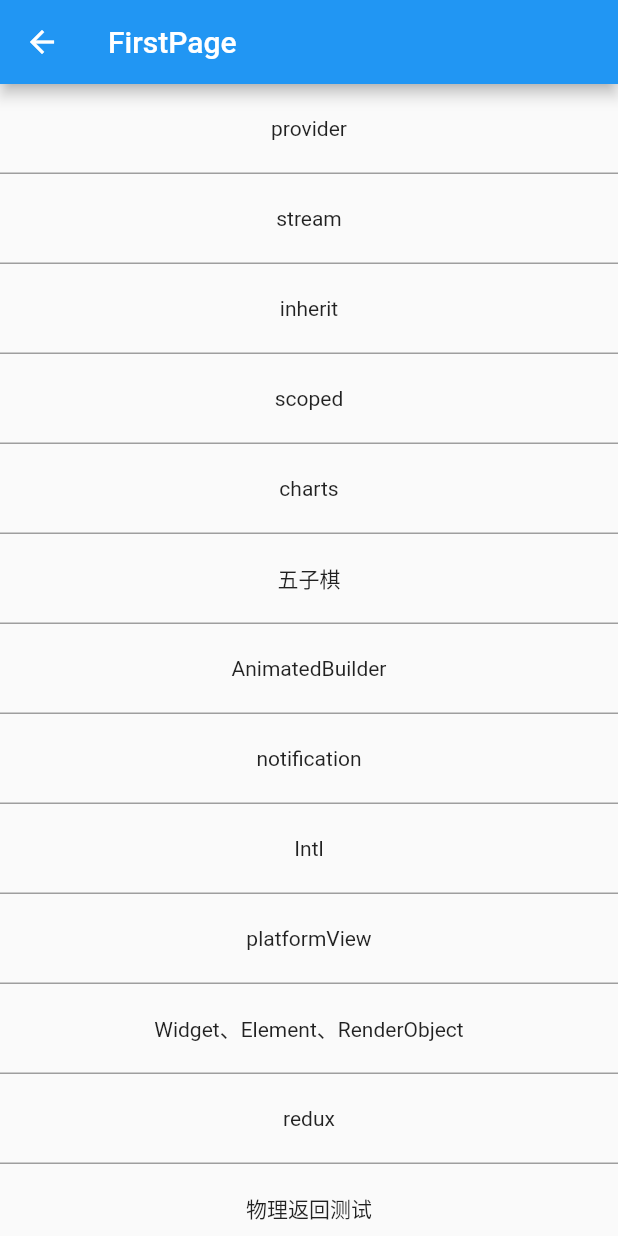
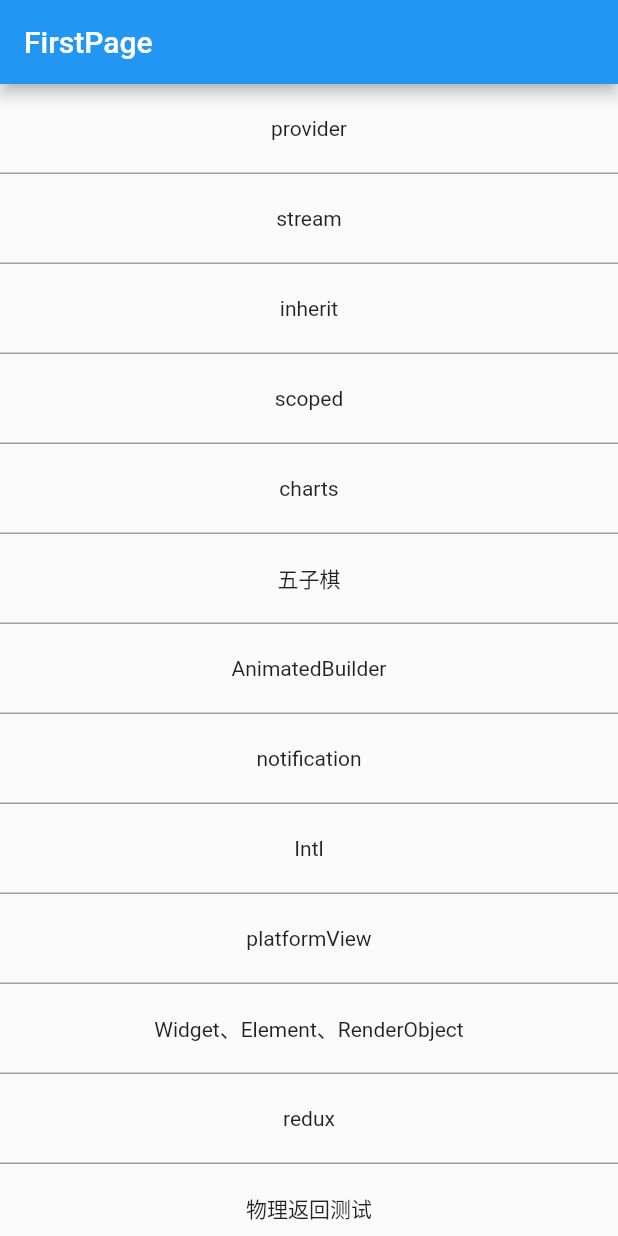
Before and after one commit to xuzhongpeng/jsshou_study, a Flutter app: the screen it shows after launch, on a phone screen of 412 x 824 dp. Run offline on Flutter 3.47's test engine with Material 2 defaults, Android fonts, the phone set to English and light mode, and no system bars; our stand-ins replace charts_flutter, flutter_redux, redux; generated files the repository leaves out were written again.

Commit message:
note-sync syncing

```diff
--- a/flutter_demo/lib/main.dart
+++ b/flutter_demo/lib/main.dart
@@ -100,10 +100,6 @@ class MainPage extends StatelessWidget {
     // TODO: implement build
     return Scaffold(
       appBar: AppBar(
-        leading: IconButton(
-          icon: Icon(Icons.arrow_back),
-          onPressed: () {},
-        ),
         title: Text('FirstPage'),
       ),
       body: Center(
```
